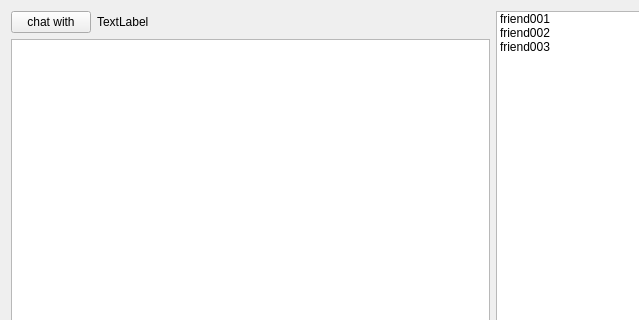
Qt form gui/avim.ui (avplayer/avim) before a commit; both pictures show x 0 to 639 and y 0 to 320 of the 763 by 623 pixel window.
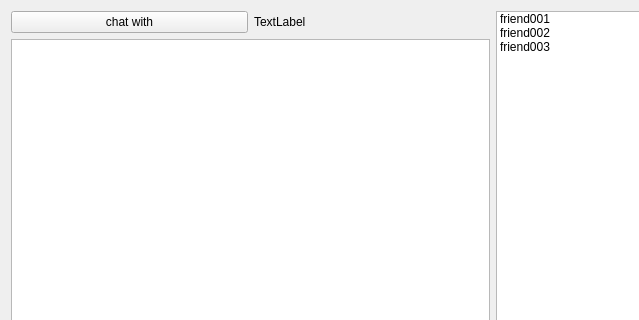
The same form after that commit.

Commit message: GUI 要重构一次, 必须的, 必须的重构.

Patch:
```diff
--- a/gui/avim.ui
+++ b/gui/avim.ui
@@ -17,7 +17,7 @@
    <item>
     <layout class="QVBoxLayout" name="verticalLayout" stretch="0,6,0,2,0">
      <item>
-      <layout class="QHBoxLayout" name="horizontalLayout_2" stretch="0,1">
+      <layout class="QHBoxLayout" name="horizontalLayout_2" stretch="0,0">
        <item>
         <widget class="QPushButton" name="chatTarget">
          <property name="text">
```
Left out of the diff: 6 changed lines with no effect on the pictures. The commit also changes 5 other files.
